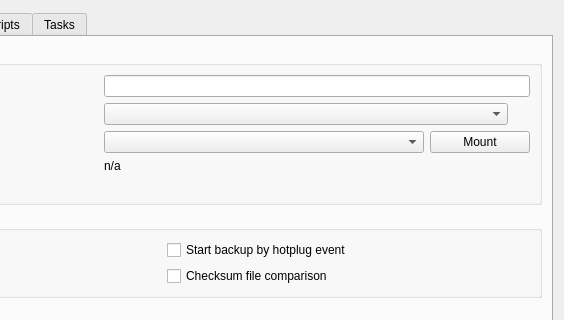
This is tibackupadd.ui in theinvisible/tiBackupUi as Qt 5 draws it before an edit; both pictures show x 236 to 800 and y 0 to 320 of the 800 by 658 pixel window. The edited form follows.
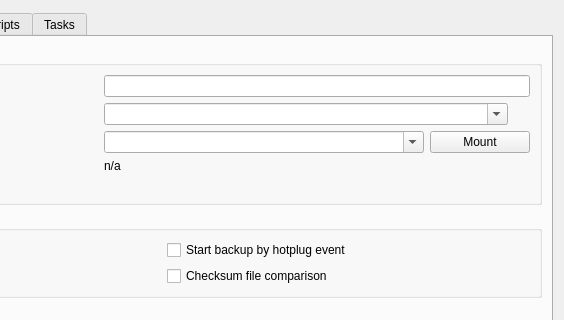
This is the edited form. Icons and pictures are not drawn.

Commit message: Fix bug on editing job resulting in current backup partition is not selected

Diff of the .ui file:
```diff
--- a/tibackupadd.ui
+++ b/tibackupadd.ui
@@ -65,7 +65,11 @@
             <item row="3" column="1">
              <layout class="QHBoxLayout" name="horizontalLayout_3">
               <item>
-               <widget class="QComboBox" name="comboBackupPartition"/>
+               <widget class="QComboBox" name="comboBackupPartition">
+                <property name="editable">
+                 <bool>true</bool>
+                </property>
+               </widget>
               </item>
               <item>
                <widget class="QPushButton" name="btnPartitionMount">
@@ -113,7 +117,11 @@
             <item row="1" column="1">
              <layout class="QHBoxLayout" name="horizontalLayout_4">
               <item>
-               <widget class="QComboBox" name="comboBackupDevice"/>
+               <widget class="QComboBox" name="comboBackupDevice">
+                <property name="editable">
+                 <bool>true</bool>
+                </property>
+               </widget>
               </item>
               <item>
                <widget class="QPushButton" name="btnRefreshDevices">
```
The commit also changes 1 other file.
